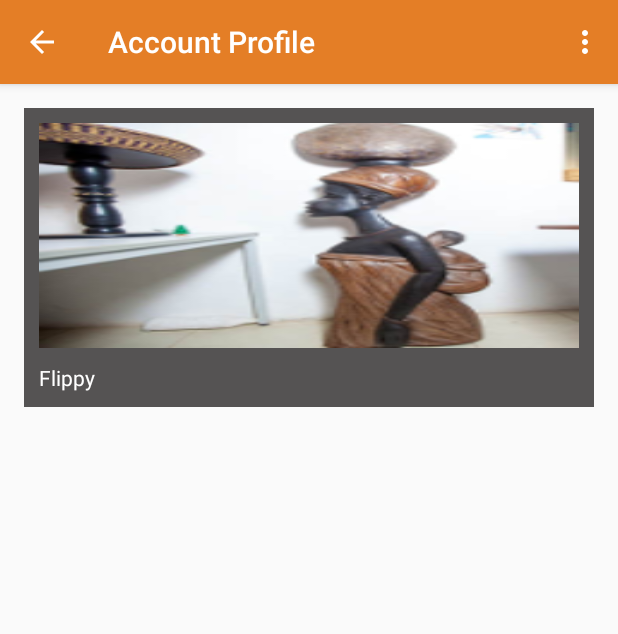
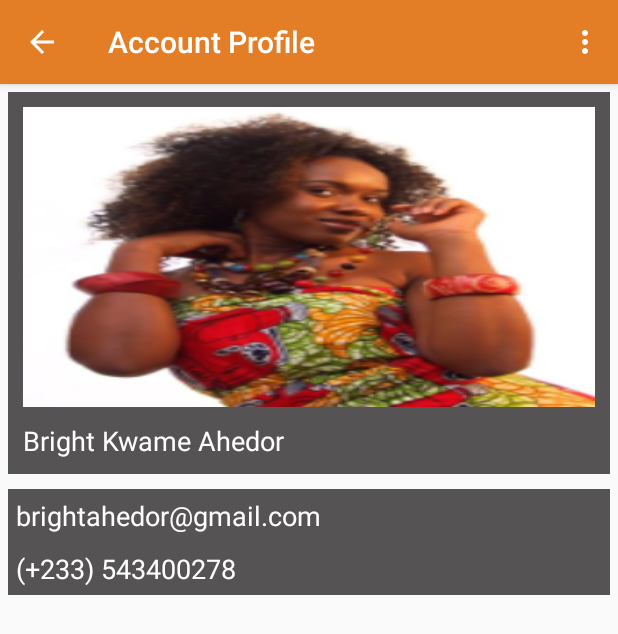
Before and after one commit to jessejohnson/flippy, an Android app: the AccountProfileActivity screen opened directly, with no data from a screen before it, on a phone screen of 412 x 824 dp. Shown: the top 634 px of the screen. Run offline under Robolectric (Android 15) with nearby library versions, the phone set to English and light mode, and no system bars; 3 statements that could not run were skipped.

Commit message:
Started styling the profile Account activity

```diff
--- a/Flippy/app/src/main/java/com/jojo/flippy/adapter/CustomDrawer.java
+++ b/Flippy/app/src/main/java/com/jojo/flippy/adapter/CustomDrawer.java
@@ -73,9 +73,9 @@ public class CustomDrawer extends ArrayAdapter<DrawerItem> {
             //check if the drawer item is of index zero
             drawerHolder.itemLayout.setVisibility(View.GONE);
             drawerHolder.accountLayout.setVisibility(LinearLayout.VISIBLE);
-            drawerHolder.userName.setText("Bright Ahedor");
-            drawerHolder.userEmail.setText("bright@gmail.com");
-            drawerHolder.userImage.setImageResource(R.drawable.test);
+            drawerHolder.userName.setText(R.string.dummy_user_name);
+            drawerHolder.userEmail.setText(R.string.dummy_user_email);
+            drawerHolder.userImage.setImageResource(R.drawable.sample_user);
         }else {
             //destroy all the other views if not in the item with the zeroth index
             drawerHolder.user_frame.setVisibility(View.GONE);
--- a/Flippy/app/src/main/java/com/jojo/flippy/core/CommunityCenterActivity.java
+++ b/Flippy/app/src/main/java/com/jojo/flippy/core/CommunityCenterActivity.java
@@ -67,7 +67,7 @@ public class CommunityCenterActivity extends Activity{
         mDrawerList.setOnItemClickListener(new DrawerItemClickListener());
 
         getActionBar().setDisplayHomeAsUpEnabled(true);
-       // getActionBar().setHomeButtonEnabled(true);
+
 
         mDrawerToggle = new ActionBarDrawerToggle(this, mDrawerLayout,
                 R.drawable.ic_drawer, R.string.drawer_open,
--- a/Flippy/app/src/main/java/com/jojo/flippy/profile/AccountProfileActivity.java
+++ b/Flippy/app/src/main/java/com/jojo/flippy/profile/AccountProfileActivity.java
@@ -16,7 +16,7 @@ public class AccountProfileActivity extends ActionBarActivity {
 
         ActionBar actionBar = getActionBar();
         actionBar.setTitle("Bright Profile");
-        actionBar.setSubtitle("A little note");
+        actionBar.setSubtitle(R.string.user_tap_to_edit);
         actionBar.setDisplayHomeAsUpEnabled(true);
     }
 
--- a/Flippy/app/src/main/res/layout/activity_account_profile.xml
+++ b/Flippy/app/src/main/res/layout/activity_account_profile.xml
@@ -2,33 +2,72 @@
     xmlns:tools="http://schemas.android.com/tools"
     android:layout_width="match_parent"
     android:layout_height="match_parent"
-    android:paddingLeft="@dimen/activity_horizontal_margin"
-    android:paddingRight="@dimen/activity_horizontal_margin"
-    android:paddingTop="@dimen/activity_vertical_margin"
-    android:paddingBottom="@dimen/activity_vertical_margin"
+    android:paddingBottom="@dimen/margin_five"
+    android:paddingLeft="@dimen/margin_five"
+    android:paddingRight="@dimen/margin_five"
+    android:paddingTop="@dimen/margin_five"
     tools:context="com.jojo.flippy.profile.AccountProfileActivity">
+
+    <ScrollView
+        android:layout_width="match_parent"
+        android:layout_height="wrap_content">
 
         <LinearLayout
             android:layout_width="match_parent"
+            android:layout_height="wrap_content"
+            android:orientation="vertical">
+
+            <LinearLayout
+                android:layout_width="match_parent"
+                android:layout_height="wrap_content"
+                android:background="@color/flippy_light_header"
                 android:orientation="vertical"
-      android:background="@color/flippy_light_header"
-      android:padding="@dimen/margin_ten"
-      android:layout_height="wrap_content">
+                android:padding="@dimen/margin_ten">
 
                 <ImageView
+                    android:id="@+id/imageViewUserPic"
                     android:layout_width="match_parent"
                     android:layout_height="wrap_content"
-          android:scaleType="centerCrop"
+                    android:background="@drawable/sample_user"
                     android:contentDescription="@string/app_name"
-          android:background="@drawable/test"
-          android:id="@+id/imageView" />
+                    android:scaleType="centerCrop" />
+
                 <TextView
+                    android:id="@+id/textViewUsername"
                     android:layout_width="wrap_content"
+                    android:layout_height="wrap_content"
                     android:layout_marginTop="@dimen/margin_ten"
-          android:text="@string/app_name"
-          android:textStyle=""
-          android:textColor="@color/flippy_white"
-          android:layout_height="wrap_content" />
+                    android:text="@string/dummy_user_name"
+                    android:textAppearance="?android:attr/textAppearanceMedium"
+                    android:textColor="@color/flippy_white" />
             </LinearLayout>
 
+            <LinearLayout
+                android:layout_width="match_parent"
+                android:layout_height="wrap_content"
+                android:layout_marginTop="@dimen/margin_ten"
+                android:background="@color/flippy_light_header"
+                android:orientation="vertical">
+
+                <TextView
+                    android:id="@+id/textViewUserEmail"
+                    android:layout_width="wrap_content"
+                    android:layout_height="wrap_content"
+                    android:padding="@dimen/margin_five"
+                    android:text="@string/dummy_user_email"
+                    android:textAppearance="?android:attr/textAppearanceMedium"
+                    android:textColor="@color/flippy_white" />
+
+                <TextView
+                    android:id="@+id/textViewUserNumber"
+                    android:layout_width="wrap_content"
+                    android:layout_height="wrap_content"
+                    android:padding="@dimen/margin_five"
+                    android:text="@string/dummy_user_number"
+                    android:textAppearance="?android:attr/textAppearanceMedium"
+                    android:textColor="@color/flippy_white" />
+            </LinearLayout>
+        </LinearLayout>
+
+    </ScrollView>
 </RelativeLayout>
--- a/Flippy/app/src/main/res/values/strings.xml
+++ b/Flippy/app/src/main/res/values/strings.xml
@@ -90,4 +90,13 @@
     <string name="menu_help">Help</string>
     <string name="title_activity_account_profile">Account Profile</string>
 
+
+  <!--  user profile activity string-->
+    <string name="user_tap_to_edit">tap to edit</string>
+    <string name="dummy_user_name">Bright Kwame Ahedor</string>
+    <string name="dummy_user_email">brightahedor@gmail.com</string>
+    <string name="dummy_user_number">(+233) 543400278</string>
+
+
+
 </resources>
```
Also changed, not shown: Flippy/app/src/main/res/drawable/sample_user.png (added), Flippy/app/src/main/res/drawable/test.png (deleted), 1 other file. Lines whose indentation alone changed are shown as unchanged.
